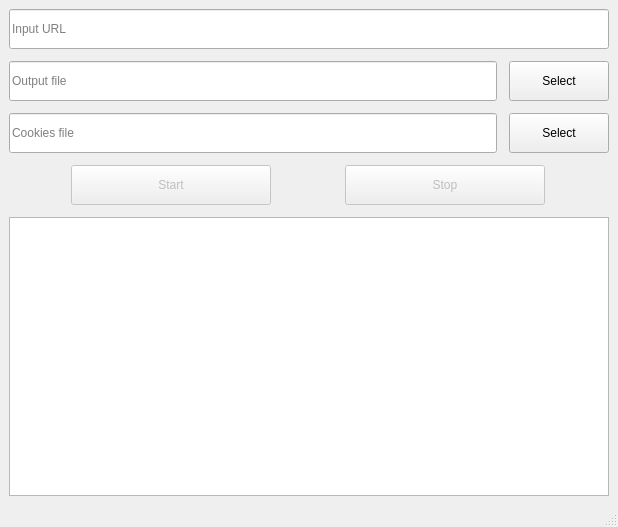
Before: the Qt Designer form mainwindow.ui in AndreaTerenz/CiulaLezioni, drawn with Qt 5.
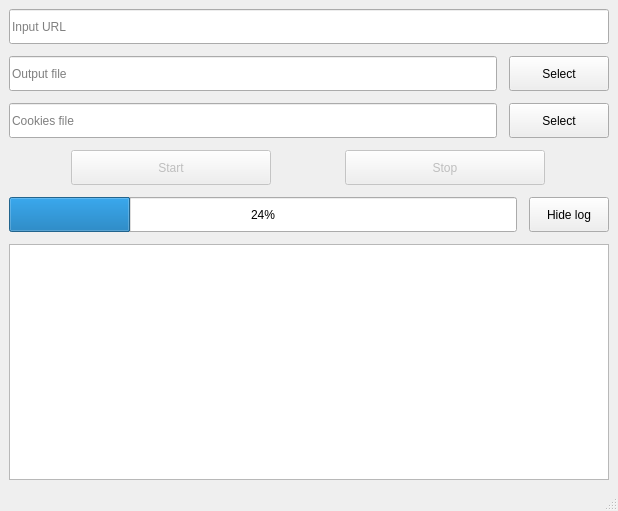
After: the same form once the commit is applied.

Commit message: Added a progressbar (not working rn) and a button to show/hide the output log

Patch:
```diff
--- a/mainwindow.ui
+++ b/mainwindow.ui
@@ -7,7 +7,7 @@
     <x>0</x>
     <y>0</y>
     <width>614</width>
-    <height>527</height>
+    <height>511</height>
    </rect>
   </property>
   <property name="windowTitle">
@@ -20,6 +20,9 @@
       <property name="spacing">
        <number>12</number>
       </property>
+      <property name="sizeConstraint">
+       <enum>QLayout::SetFixedSize</enum>
+      </property>
       <property name="leftMargin">
        <number>0</number>
       </property>
@@ -39,7 +42,7 @@
           <property name="minimumSize">
            <size>
             <width>500</width>
-            <height>40</height>
+            <height>35</height>
            </size>
           </property>
           <property name="text">
@@ -74,7 +77,7 @@
           <property name="minimumSize">
            <size>
             <width>400</width>
-            <height>40</height>
+            <height>35</height>
            </size>
           </property>
           <property name="text">
@@ -96,7 +99,7 @@
           <property name="minimumSize">
            <size>
             <width>100</width>
-            <height>40</height>
+            <height>35</height>
            </size>
           </property>
           <property name="maximumSize">
@@ -134,7 +137,7 @@
           <property name="minimumSize">
            <size>
             <width>400</width>
-            <height>40</height>
+            <height>35</height>
            </size>
           </property>
           <property name="text">
@@ -156,7 +159,7 @@
           <property name="minimumSize">
            <size>
             <width>100</width>
-            <height>40</height>
+            <height>35</height>
            </size>
           </property>
           <property name="maximumSize">
@@ -179,10 +182,16 @@
           <property name="enabled">
            <bool>false</bool>
           </property>
+          <property name="sizePolicy">
+           <sizepolicy hsizetype="Minimum" vsizetype="Fixed">
+            <horstretch>0</horstretch>
+            <verstretch>0</verstretch>
+           </sizepolicy>
+          </property>
           <property name="minimumSize">
            <size>
             <width>0</width>
-            <height>40</height>
+            <height>35</height>
            </size>
           </property>
           <property name="maximumSize">
@@ -201,10 +210,16 @@
           <property name="enabled">
            <bool>false</bool>
           </property>
+          <property name="sizePolicy">
+           <sizepolicy hsizetype="Minimum" vsizetype="Fixed">
+            <horstretch>0</horstretch>
+            <verstretch>0</verstretch>
+           </sizepolicy>
+          </property>
           <property name="minimumSize">
            <size>
             <width>0</width>
-            <height>40</height>
+            <height>35</height>
            </size>
           </property>
           <property name="maximumSize">
@@ -220,12 +235,54 @@
         </item>
        </layout>
       </item>
+      <item>
+       <layout class="QHBoxLayout" name="progress_log_ctrl_layout">
+        <item>
+         <widget class="QProgressBar" name="progressBar">
+          <property name="sizePolicy">
+           <sizepolicy hsizetype="Expanding" vsizetype="Fixed">
+            <horstretch>0</horstretch>
+            <verstretch>0</verstretch>
+           </sizepolicy>
+          </property>
+          <property name="minimumSize">
+           <size>
+            <width>0</width>
+            <height>35</height>
+           </size>
+          </property>
+          <property name="value">
+           <number>24</number>
+          </property>
+         </widget>
+        </item>
+        <item>
+         <widget class="QPushButton" name="show_hide_log_btn">
+          <property name="sizePolicy">
+           <sizepolicy hsizetype="Minimum" vsizetype="Fixed">
+            <horstretch>0</horstretch>
+            <verstretch>0</verstretch>
+           </sizepolicy>
+          </property>
+          <property name="minimumSize">
+           <size>
+            <width>0</width>
+            <height>35</height>
+           </size>
+          </property>
+          <property name="text">
+           <string>Hide log</string>
+          </property>
+         </widget>
+        </item>
+       </layout>
+      </item>
       <item>
        <widget class="QTextBrowser" name="output_log">
         <property name="minimumSize">
          <size>
           <width>600</width>
-          <height>250</height>
+          <height>200</height>
          </size>
         </property>
         <property name="html">
```
Left out of the diff: 8 changed lines with no effect on the pictures. The commit also changes 5 other files.
